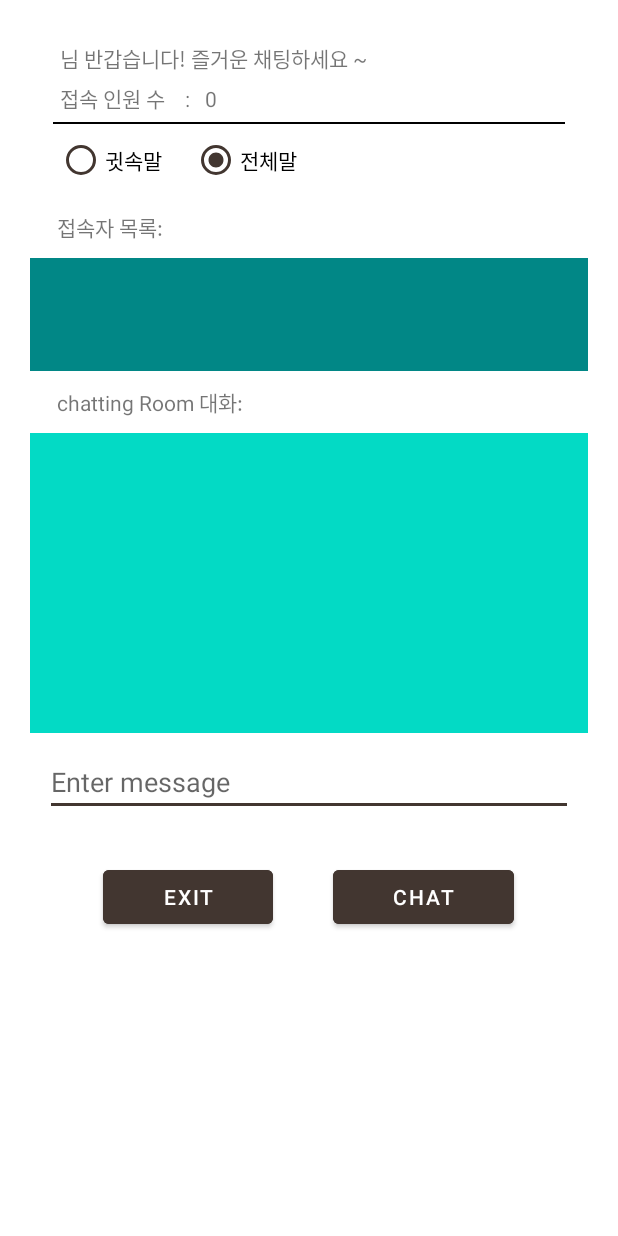
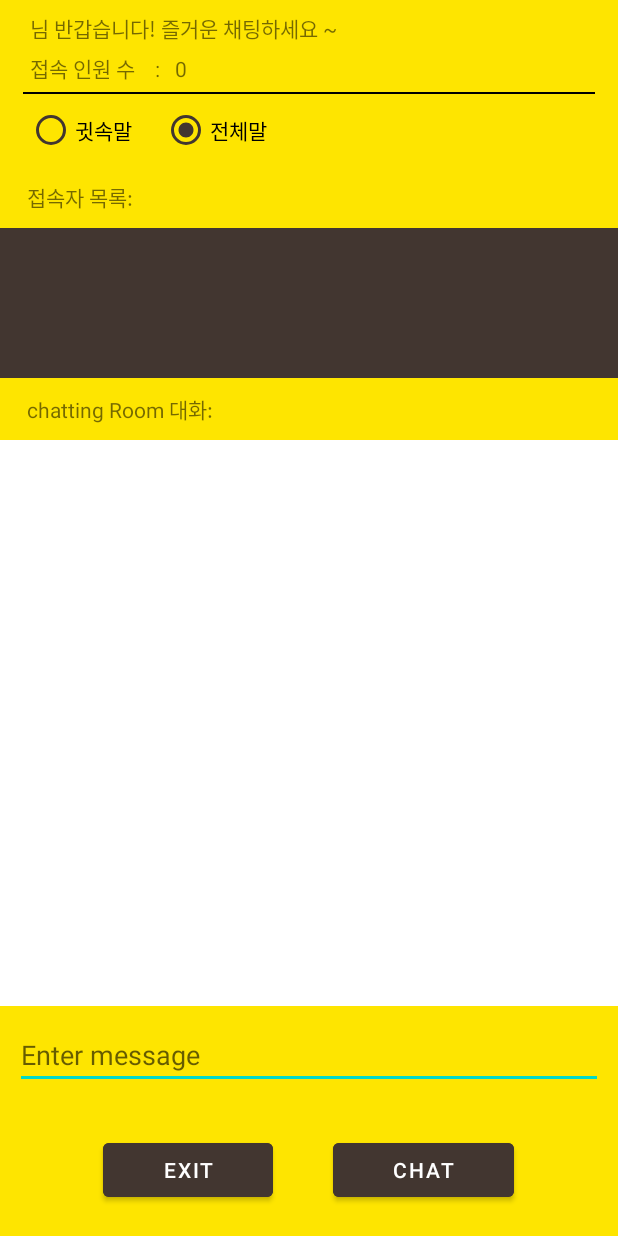
Before and after one commit to Nettalk2022/Android-Client, an Android app: the screen it shows after launch (MainActivity), after a tap on "접속", on a phone screen of 412 x 824 dp. Run offline under Robolectric (Android 15) with nearby library versions, the phone set to English and light mode, and no system bars; 1 statement that could not run was skipped.

Commit message:
update activity_main

```diff
--- a/Chatting2/app/src/main/res/layout/activity_main.xml
+++ b/Chatting2/app/src/main/res/layout/activity_main.xml
@@ -5,10 +5,7 @@
     android:layout_width="match_parent"
     android:layout_height="match_parent"
     android:orientation="vertical"
-    android:padding="20dp"
-    android:background="@color/white"
     tools:context=".MainActivity">
-
 
     <LinearLayout
         android:layout_width="match_parent"
@@ -71,15 +68,15 @@
                 android:id="@+id/personal_talk"
                 android:layout_width="wrap_content"
                 android:layout_height="wrap_content"
+                android:text="귓속말"
                 android:buttonTint="@color/btn_brown"
-                android:text="귓속말"
                 android:layout_marginEnd="20dp"/>
             <RadioButton
                 android:id="@+id/every_talk"
                 android:layout_width="wrap_content"
                 android:layout_height="wrap_content"
+                android:text="전체말"
                 android:buttonTint="@color/btn_brown"
-                android:text="전체말"
                 android:layout_marginEnd="20dp"/>
         </RadioGroup>
 
@@ -93,9 +90,9 @@
         <ListView
             android:id="@+id/personListView"
             android:layout_width="match_parent"
-            android:layout_height="75dp"
+            android:layout_height="100dp"
             android:layout_marginTop="10dp"
-            android:background="@color/teal_700"/>
+            android:background="@color/btn_brown"/>
 
         <TextView
             android:layout_width="wrap_content"
@@ -110,14 +107,14 @@
             android:layout_width="match_parent"
             android:layout_height="200dp"
             android:layout_marginTop="10dp"
-            android:background="@color/teal_200"/>
+            android:layout_weight="1"
+            android:background="@color/white"/>
 
         <EditText
             android:id="@+id/message"
             android:layout_width="match_parent"
             android:layout_height="wrap_content"
             android:layout_margin="10dp"
-            android:backgroundTint="@color/btn_brown"
             android:hint="Enter message"/>
 
         <LinearLayout
@@ -148,5 +145,4 @@
         </LinearLayout>
 
     </LinearLayout>
-
 </LinearLayout>
```
